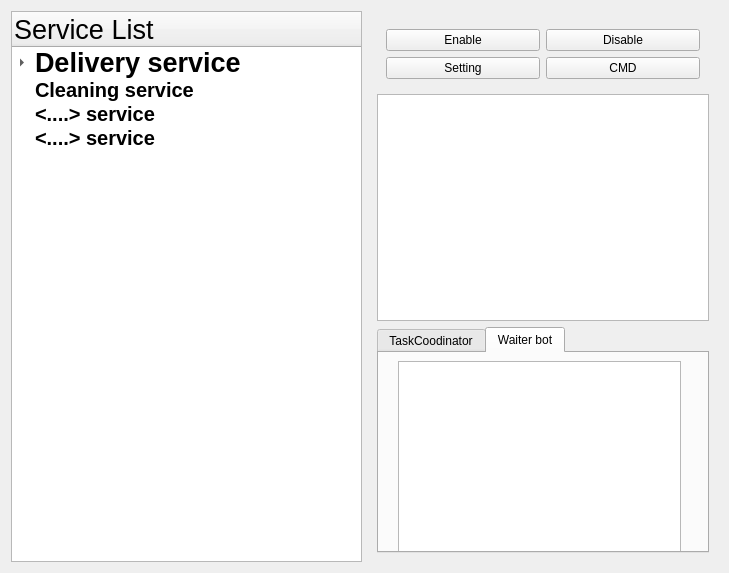
The window that rocon_admin_app/ui/admin_app.ui (robotics-in-concert/rocon_qt_gui) describes before a commit, drawn with Qt 5.
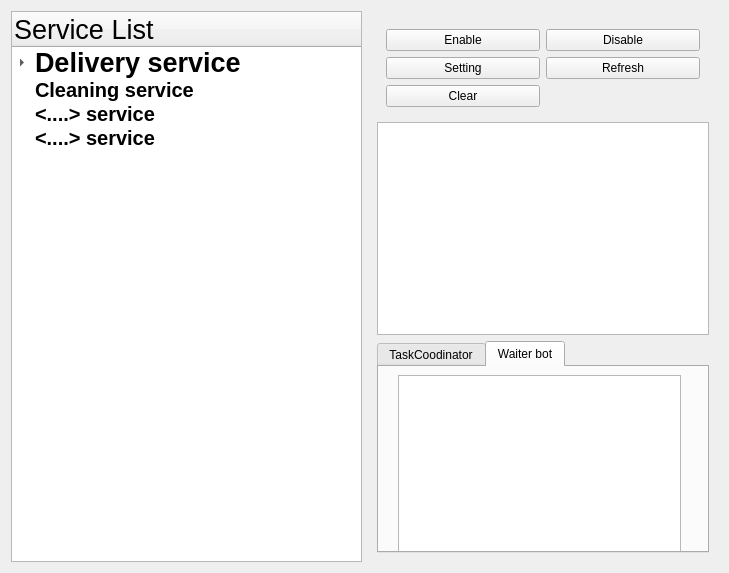
The same window after the commit. The open tabs and pages were chosen to show the change.

Commit message: simple admin app integration

```diff
--- a/rocon_admin_app/ui/admin_app.ui
+++ b/rocon_admin_app/ui/admin_app.ui
@@ -141,13 +141,6 @@
            </property>
           </widget>
          </item>
-         <item row="5" column="1">
-          <widget class="QPushButton" name="pushButton_3">
-           <property name="text">
-            <string>CMD</string>
-           </property>
-          </widget>
-         </item>
          <item row="0" column="0">
           <widget class="QPushButton" name="enable_btn">
            <property name="text">
@@ -155,6 +148,20 @@
            </property>
           </widget>
          </item>
+         <item row="5" column="1">
+          <widget class="QPushButton" name="refresh_btn">
+           <property name="text">
+            <string>Refresh</string>
+           </property>
+          </widget>
+         </item>
+         <item row="6" column="0">
+          <widget class="QPushButton" name="clear_btn">
+           <property name="text">
+            <string>Clear</string>
+           </property>
+          </widget>
+         </item>
         </layout>
        </item>
        <item>
```
Left out of the diff: 2 changed lines with no effect on the pictures. The commit also changes 2 other files.
